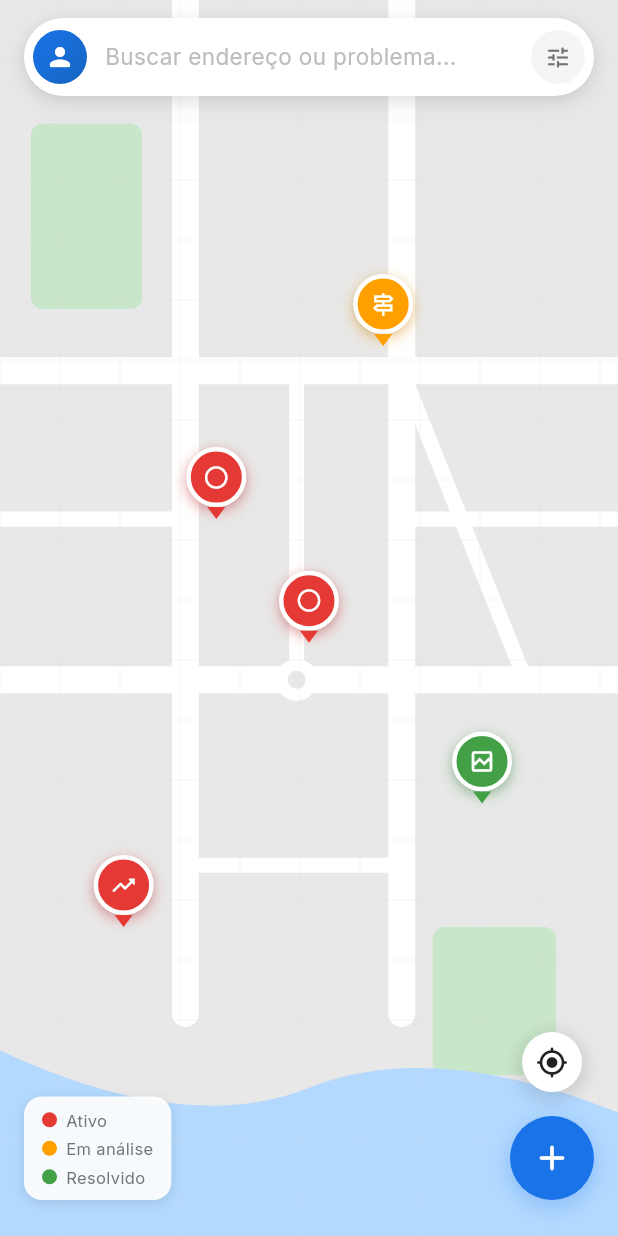
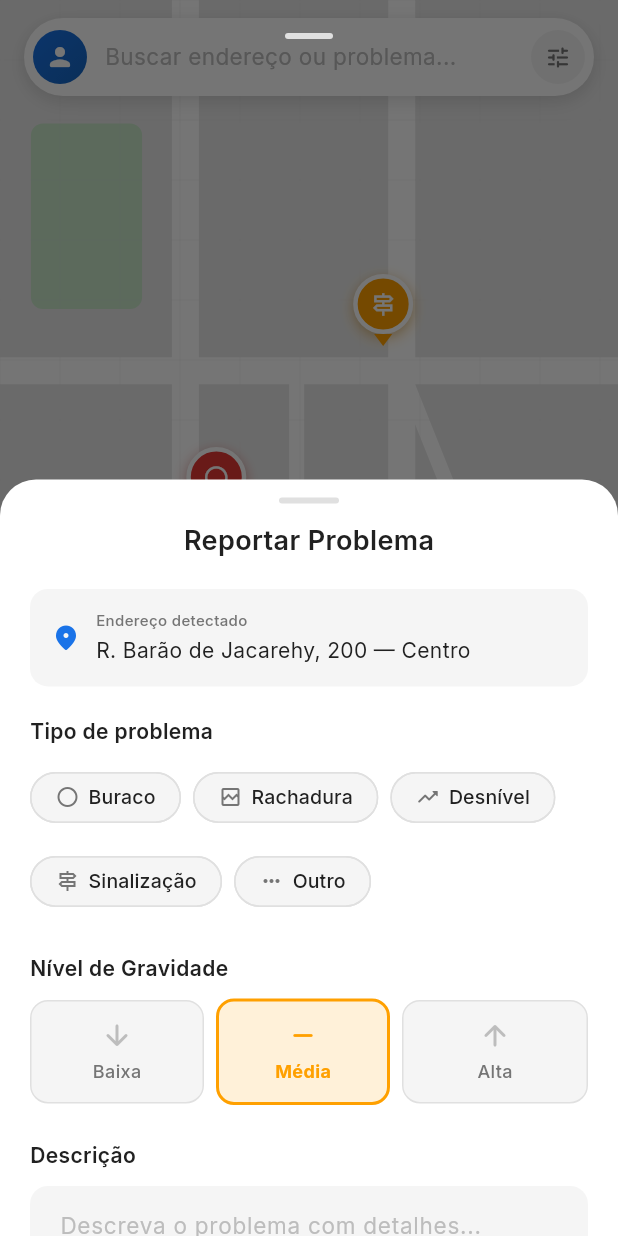
Before and after one commit to niteoliveira/reconstroijacarei, a Flutter app: the screen it shows after launch, after a tap on the "add" icon, on a phone screen of 412 x 824 dp. Run offline on Flutter 3.47's test engine with Material 3 defaults, Android fonts, the phone set to English and light mode, and no system bars; our stand-ins replace google_fonts.

Commit message:
feat: add problem reporting bottom sheet with type and severity selection.

```diff
--- a/lib/screens/home/home_screen.dart
+++ b/lib/screens/home/home_screen.dart
@@ -6,6 +6,7 @@ import '../../models/problem_report.dart';
 import '../../widgets/floating_search_bar.dart';
 import 'widgets/map_view.dart';
 import 'widgets/problem_detail_sheet.dart';
+import 'widgets/report_problem_sheet.dart';
 
 /// Tela principal — Mapa com overlays estilo Waze
 /// Stack fullscreen: mapa + barra de pesquisa + FABs
@@ -125,7 +126,12 @@ class _HomeScreenState extends State<HomeScreen>
                     icon: Icons.add_rounded,
                     tooltip: 'Reportar problema',
                     onPressed: () {
-                      // Sprint 3: abrir sheet de reporte
+                      showModalBottomSheet(
+                        context: context,
+                        isScrollControlled: true,
+                        backgroundColor: Colors.transparent,
+                        builder: (_) => const ReportProblemSheet(),
+                      );
                     },
                   ),
                 ],
--- /dev/null
+++ b/lib/screens/home/widgets/report_problem_sheet.dart
@@ -0,0 +1,284 @@
+import 'package:flutter/material.dart';
+import '../../../core/theme/app_colors.dart';
+import '../../../core/theme/app_text_styles.dart';
+import '../../../core/constants/app_strings.dart';
+import '../../../models/problem_report.dart';
+import '../../../widgets/bottom_sheet_handle.dart';
+
+/// Bottom Sheet para reportar um novo problema
+/// Abre ao tocar no FAB "+"
+class ReportProblemSheet extends StatefulWidget {
+  const ReportProblemSheet({super.key});
+
+  @override
+  State<ReportProblemSheet> createState() => _ReportProblemSheetState();
+}
+
+class _ReportProblemSheetState extends State<ReportProblemSheet> {
+  ProblemType? _selectedType;
+  Severity _selectedSeverity = Severity.medium;
+  final _descriptionController = TextEditingController();
+
+  @override
+  void dispose() {
+    _descriptionController.dispose();
+    super.dispose();
+  }
+
+  @override
+  Widget build(BuildContext context) {
+    return DraggableScrollableSheet(
+      initialChildSize: 0.65,
+      minChildSize: 0.4,
+      maxChildSize: 0.9,
+      builder: (context, scrollController) {
+        return Container(
+          decoration: const BoxDecoration(
+            color: AppColors.surfaceCard,
+            borderRadius: BorderRadius.vertical(top: Radius.circular(24)),
+          ),
+          child: SingleChildScrollView(
+            controller: scrollController,
+            child: Padding(
+              padding: const EdgeInsets.symmetric(horizontal: 20),
+              child: Column(
+                crossAxisAlignment: CrossAxisAlignment.start,
+                children: [
+                  // ── Handle ────────────────────────────────────
+                  const BottomSheetHandle(),
+                  const SizedBox(height: 4),
+
+                  // ── Título ────────────────────────────────────
+                  Center(
+                    child: Text(
+                      AppStrings.reportTitle,
+                      style: AppTextStyles.heading3,
+                    ),
+                  ),
+                  const SizedBox(height: 20),
+
+                  // ── Endereço detectado (mock) ─────────────────
+                  Container(
+                    width: double.infinity,
+                    padding: const EdgeInsets.all(14),
+                    decoration: BoxDecoration(
+                      color: AppColors.surface,
+                      borderRadius: BorderRadius.circular(12),
+                    ),
+                    child: Row(
+                      children: [
+                        Icon(
+                          Icons.location_on_rounded,
+                          color: AppColors.primary,
+                          size: 20,
+                        ),
+                        const SizedBox(width: 10),
+                        Expanded(
+                          child: Column(
+                            crossAxisAlignment: CrossAxisAlignment.start,
+                            children: [
+                              Text(
+                                AppStrings.detectedAddress,
+                                style: AppTextStyles.labelSmall,
+                              ),
+                              const SizedBox(height: 2),
+                              Text(
+                                'R. Barão de Jacarehy, 200 — Centro',
+                                style: AppTextStyles.bodyMedium,
+                              ),
+                            ],
+                          ),
+                        ),
+                      ],
+                    ),
+                  ),
+                  const SizedBox(height: 20),
+
+                  // ── Tipo de problema ──────────────────────────
+                  Text(AppStrings.problemType, style: AppTextStyles.labelLarge),
+                  const SizedBox(height: 10),
+                  Wrap(
+                    spacing: 8,
+                    runSpacing: 8,
+                    children: ProblemType.values.map((type) {
+                      final isSelected = _selectedType == type;
+                      return ChoiceChip(
+                        label: Row(
+                          mainAxisSize: MainAxisSize.min,
+                          children: [
+                            Icon(
+                              type.icon,
+                              size: 16,
+                              color: isSelected
+                                  ? AppColors.onPrimary
+                                  : AppColors.textSecondary,
+                            ),
+                            const SizedBox(width: 6),
+                            Text(type.label),
+                          ],
+                        ),
+                        selected: isSelected,
+                        onSelected: (selected) {
+                          setState(() {
+                            _selectedType = selected ? type : null;
+                          });
+                        },
+                        selectedColor: AppColors.primary,
+                        backgroundColor: AppColors.surface,
+                        labelStyle: TextStyle(
+                          color: isSelected
+                              ? AppColors.onPrimary
+                              : AppColors.textPrimary,
+                          fontWeight: FontWeight.w500,
+                          fontSize: 13,
+                        ),
+                        shape: RoundedRectangleBorder(
+                          borderRadius: BorderRadius.circular(20),
+                          side: BorderSide(
+                            color: isSelected
+                                ? AppColors.primary
+                                : AppColors.divider,
+                          ),
+                        ),
+                        showCheckmark: false,
+                        padding: const EdgeInsets.symmetric(
+                          horizontal: 8,
+                          vertical: 6,
+                        ),
+                      );
+                    }).toList(),
+                  ),
+                  const SizedBox(height: 24),
+
+                  // ── Gravidade ─────────────────────────────────
+                  Text(AppStrings.severity, style: AppTextStyles.labelLarge),
+                  const SizedBox(height: 10),
+                  _buildSeveritySelector(),
+                  const SizedBox(height: 24),
+
+                  // ── Descrição ─────────────────────────────────
+                  Text(AppStrings.description, style: AppTextStyles.labelLarge),
+                  const SizedBox(height: 10),
+                  TextField(
+                    controller: _descriptionController,
+                    maxLines: 3,
+                    decoration: InputDecoration(
+                      hintText: 'Descreva o problema com detalhes...',
+                      hintStyle: AppTextStyles.searchHint,
+                    ),
+                  ),
+                  const SizedBox(height: 28),
+
+                  // ── Botões ────────────────────────────────────
+                  Row(
+                    children: [
+                      // Cancelar
+                      Expanded(
+                        child: SizedBox(
+                          height: 50,
+                          child: OutlinedButton(
+                            onPressed: () => Navigator.of(context).pop(),
+                            child: const Text(AppStrings.cancel),
+                          ),
+                        ),
+                      ),
+                      const SizedBox(width: 12),
+                      // Confirmar
+                      Expanded(
+                        flex: 2,
+                        child: SizedBox(
+                          height: 50,
+                          child: ElevatedButton.icon(
+                            onPressed: _selectedType != null
+                                ? () {
+                                    ScaffoldMessenger.of(context).showSnackBar(
+                                      const SnackBar(
+                                        content: Text(AppStrings.reportSent),
+                                      ),
+                                    );
+                                    Navigator.of(context).pop();
+                                  }
+                                : null,
+                            icon: const Icon(Icons.send_rounded, size: 18),
+                            label: const Text(AppStrings.confirm),
+                          ),
+                        ),
+                      ),
+                    ],
+                  ),
+                  const SizedBox(height: 24),
+                ],
+              ),
+            ),
+          ),
+        );
+      },
+    );
+  }
+
+  Widget _buildSeveritySelector() {
+    return Row(
+      children: Severity.values.map((severity) {
+        final isSelected = _selectedSeverity == severity;
+        return Expanded(
+          child: GestureDetector(
+            onTap: () => setState(() => _selectedSeverity = severity),
+            child: AnimatedContainer(
+              duration: const Duration(milliseconds: 200),
+              margin: EdgeInsets.only(
+                right: severity != Severity.high ? 8 : 0,
+              ),
+              padding: const EdgeInsets.symmetric(vertical: 12),
+              decoration: BoxDecoration(
+                color: isSelected
+                    ? severity.color.withValues(alpha: 0.15)
+                    : AppColors.surface,
+                borderRadius: BorderRadius.circular(12),
+                border: Border.all(
+                  color: isSelected
+                      ? severity.color
+                      : AppColors.divider,
+                  width: isSelected ? 2 : 1,
+                ),
+              ),
+              child: Column(
+                children: [
+                  Icon(
+                    _severityIcon(severity),
+                    color: isSelected
+                        ? severity.color
+                        : AppColors.textHint,
+                    size: 22,
+                  ),
+                  const SizedBox(height: 4),
+                  Text(
+                    severity.label,
+                    style: TextStyle(
+                      fontSize: 12,
+                      fontWeight:
+                          isSelected ? FontWeight.w700 : FontWeight.w500,
+                      color: isSelected
+                          ? severity.color
+                          : AppColors.textSecondary,
+                    ),
+                  ),
+                ],
+              ),
+            ),
+          ),
+        );
+      }).toList(),
+    );
+  }
+
+  IconData _severityIcon(Severity severity) {
+    switch (severity) {
+      case Severity.low:
+        return Icons.arrow_downward_rounded;
+      case Severity.medium:
+        return Icons.remove_rounded;
+      case Severity.high:
+        return Icons.arrow_upward_rounded;
+    }
+  }
+}
```
